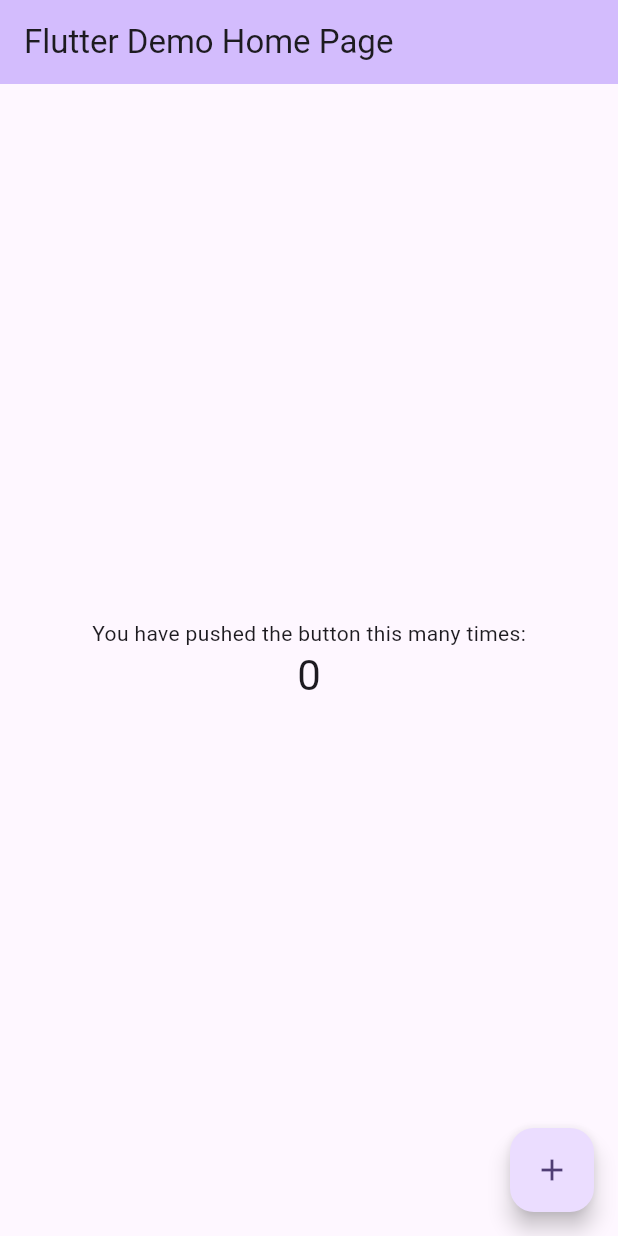
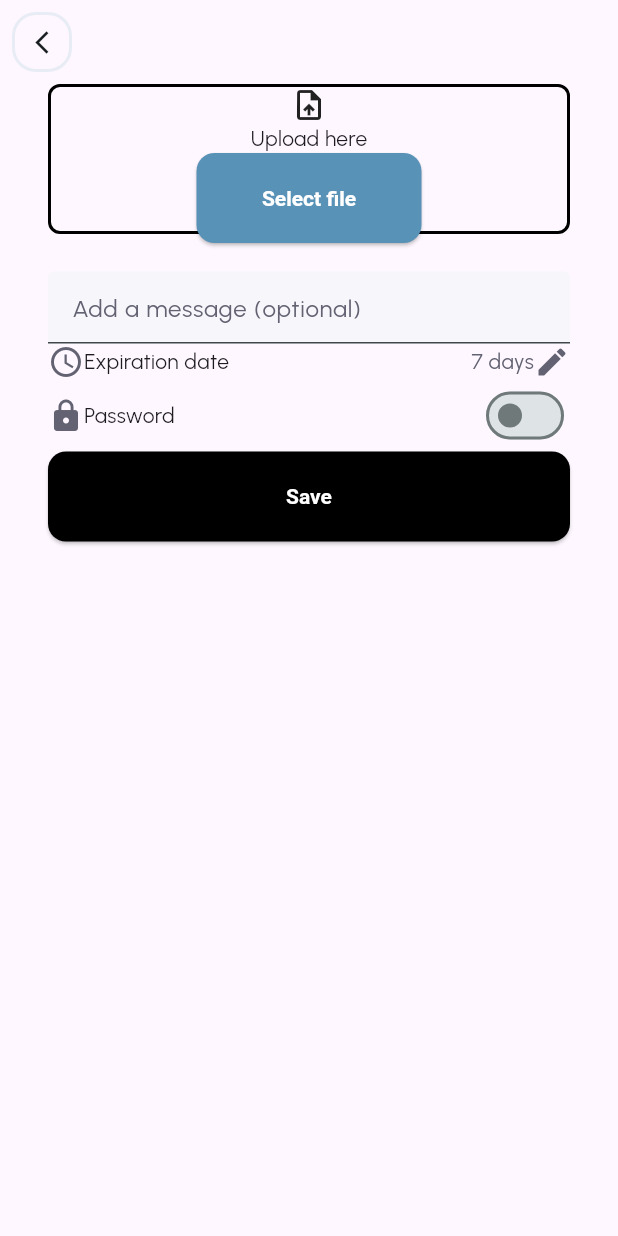
Before and after one commit to Yuutoallalong/NeoVault, a Flutter app: the screen it shows after launch, on a phone screen of 412 x 824 dp. Run offline on Flutter 3.47's test engine with Material 3 defaults, Android fonts, the phone set to English and light mode, and no system bars; our stand-ins replace google_fonts.

Commit message:
mocked up detail and upload screen!

```diff
--- a/lib/main.dart
+++ b/lib/main.dart
@@ -1,6 +1,8 @@
 import 'package:flutter/material.dart';
+import 'package:google_fonts/google_fonts.dart';
+import 'package:my_app/screen/upload.dart';
 
-void main() {
+Future<void> main() async {
   runApp(const MyApp());
 }
 
@@ -12,111 +14,36 @@ class MyApp extends StatelessWidget {
   Widget build(BuildContext context) {
     return MaterialApp(
       title: 'Flutter Demo',
-      theme: ThemeData(
-        // This is the theme of your application.
-        //
-        // TRY THIS: Try running your application with "flutter run". You'll see
-        // the application has a purple toolbar. Then, without quitting the app,
-        // try changing the seedColor in the colorScheme below to Colors.green
-        // and then invoke "hot reload" (save your changes or press the "hot
-        // reload" button in a Flutter-supported IDE, or press "r" if you used
-        // the command line to start the app).
-        //
-        // Notice that the counter didn't reset back to zero; the application
-        // state is not lost during the reload. To reset the state, use hot
-        // restart instead.
-        //
-        // This works for code too, not just values: Most code changes can be
-        // tested with just a hot reload.
-        colorScheme: ColorScheme.fromSeed(seedColor: Colors.deepPurple),
+      theme: ThemeData.light().copyWith(
+        textTheme: GoogleFonts.urbanistTextTheme(Theme.of(context).textTheme),
+        primaryColor: const Color(0xFF2A5D97),
+        colorScheme: ColorScheme.fromSeed(
+          seedColor: Colors.white,
+          primary: const Color(0xFF8391A1),
+          secondary: const Color(0xFFE8ECF4),
+        ),
+        elevatedButtonTheme: ElevatedButtonThemeData(
+          style: ElevatedButton.styleFrom(
+            backgroundColor: Colors.black,
+            foregroundColor: Colors.white,
+            padding: const EdgeInsets.symmetric(vertical: 22),
+            textStyle: const TextStyle(fontWeight: FontWeight.bold),
+            shape: RoundedRectangleBorder(
+              borderRadius: BorderRadius.circular(12),
+            ),
+            minimumSize: Size(double.infinity, 50),
+          ),
+        ),
+        appBarTheme: AppBarTheme(backgroundColor: Colors.transparent),
       ),
-      home: const MyHomePage(title: 'Flutter Demo Home Page'),
+      initialRoute: '/upload',
+      routes: {
+        // '/': (context) => Home(),
+        // '/login': (context) => Login(),
+        // '/register': (context) => Register(),
+        // '/mock': (context) => Mock()
+        '/upload': (context) => Upload(),
+      },
     );
   }
 }
-
-class MyHomePage extends StatefulWidget {
-  const MyHomePage({super.key, required this.title});
-
-  // This widget is the home page of your application. It is stateful, meaning
-  // that it has a State object (defined below) that contains fields that affect
-  // how it looks.
-
-  // This class is the configuration for the state. It holds the values (in this
-  // case the title) provided by the parent (in this case the App widget) and
-  // used by the build method of the State. Fields in a Widget subclass are
-  // always marked "final".
-
-  final String title;
-
-  @override
-  State<MyHomePage> createState() => _MyHomePageState();
-}
-
-class _MyHomePageState extends State<MyHomePage> {
-  int _counter = 0;
-
-  void _incrementCounter() {
-    setState(() {
-      // This call to setState tells the Flutter framework that something has
-      // changed in this State, which causes it to rerun the build method below
-      // so that the display can reflect the updated values. If we changed
-      // _counter without calling setState(), then the build method would not be
-      // called again, and so nothing would appear to happen.
-      _counter++;
-    });
-  }
-
-  @override
-  Widget build(BuildContext context) {
-    // This method is rerun every time setState is called, for instance as done
-    // by the _incrementCounter method above.
-    //
-    // The Flutter framework has been optimized to make rerunning build methods
-    // fast, so that you can just rebuild anything that needs updating rather
-    // than having to individually change instances of widgets.
-    return Scaffold(
-      appBar: AppBar(
-        // TRY THIS: Try changing the color here to a specific color (to
-        // Colors.amber, perhaps?) and trigger a hot reload to see the AppBar
-        // change color while the other colors stay the same.
-        backgroundColor: Theme.of(context).colorScheme.inversePrimary,
-        // Here we take the value from the MyHomePage object that was created by
-        // the App.build method, and use it to set our appbar title.
-        title: Text(widget.title),
-      ),
-      body: Center(
-        // Center is a layout widget. It takes a single child and positions it
-        // in the middle of the parent.
-        child: Column(
-          // Column is also a layout widget. It takes a list of children and
-          // arranges them vertically. By default, it sizes itself to fit its
-          // children horizontally, and tries to be as tall as its parent.
-          //
-          // Column has various properties to control how it sizes itself and
-          // how it positions its children. Here we use mainAxisAlignment to
-          // center the children vertically; the main axis here is the vertical
-          // axis because Columns are vertical (the cross axis would be
-          // horizontal).
-          //
-          // TRY THIS: Invoke "debug painting" (choose the "Toggle Debug Paint"
-          // action in the IDE, or press "p" in the console), to see the
-          // wireframe for each widget.
-          mainAxisAlignment: MainAxisAlignment.center,
-          children: <Widget>[
-            const Text('You have pushed the button this many times:'),
-            Text(
-              '$_counter',
-              style: Theme.of(context).textTheme.headlineMedium,
-            ),
-          ],
-        ),
-      ),
-      floatingActionButton: FloatingActionButton(
-        onPressed: _incrementCounter,
-        tooltip: 'Increment',
-        child: const Icon(Icons.add),
-      ), // This trailing comma makes auto-formatting nicer for build methods.
-    );
-  }
-}
--- /dev/null
+++ b/lib/screen/upload.dart
@@ -0,0 +1,106 @@
+import 'package:flutter/material.dart';
+import 'package:my_app/components/back_leading_button.dart';
+
+class Upload extends StatefulWidget {
+  const Upload({super.key});
+
+  @override
+  State<Upload> createState() => _UploadState();
+}
+
+class _UploadState extends State<Upload> {
+  @override
+  Widget build(BuildContext context) {
+    return Scaffold(
+      appBar: AppBar(leading: backLeadingButton(context: context)),
+      body: Padding(
+        padding: const EdgeInsets.symmetric(horizontal: 32),
+        child: ListView(
+          children: [
+            Container(
+              width: 200,
+              height: 100,
+              decoration: BoxDecoration(
+                border: Border.all(
+                  color: Colors.black, // กำหนดสีของเส้นขอบ
+                  width: 2, // กำหนดความหนาของเส้นขอบ
+                ),
+                borderRadius: BorderRadius.circular(
+                  8,
+                ), // เพิ่มความโค้งให้กับมุมของกรอบ
+              ),
+              child: Column(
+                children: [
+                  Icon(Icons.upload_file_outlined),
+                  Text("Upload here"),
+                  ElevatedButton(
+                    onPressed: () {},
+                    style: ElevatedButton.styleFrom(
+                      backgroundColor: Color(0xff5992b7),
+                      minimumSize: Size(150, 10),
+                    ),
+                    child: Text("Select file"),
+                  ),
+                ],
+              ),
+            ),
+            const SizedBox(height: 25),
+            TextField(
+              decoration: InputDecoration(
+                hintText: 'Add a message (optional)',
+                hintStyle: TextStyle(color: Color(0xff626272)),
+                filled: true,
+                fillColor: Color(0xfff7f6fb),
+              ),
+            ),
+            Column(
+              children: [
+                Row(
+                  mainAxisAlignment: MainAxisAlignment.spaceBetween,
+                  children: [
+                    Row(
+                      children: [
+                        Icon(Icons.access_time, color: Color(0xff626272)),
+                        Text("Expiration date"),
+                      ],
+                    ),
+                    Row(
+                      children: [
+                        Text(
+                          "7 days",
+                          style: TextStyle(color: Color(0xff626272)),
+                        ),
+                        Icon(Icons.edit, color: Color(0xff626272)),
+                      ],
+                    ),
+                  ],
+                ),
+                Row(
+                  mainAxisAlignment: MainAxisAlignment.spaceBetween,
+                  children: [
+                    Row(
+                      children: [
+                        Icon(Icons.lock, color: Color(0xff626272)),
+                        Text("Password"),
+                      ],
+                    ),
+                    Switch(value: false, onChanged: (value) {}),
+                  ],
+                ),
+              ],
+            ),
+            ElevatedButton(
+              onPressed: () {
+                // You can add functionality for the CONFIRM button here
+                ScaffoldMessenger.of(
+                  context,
+                ).showSnackBar(SnackBar(content: Text('Saved')));
+              },
+              child: Text('Save'),
+            ),
+          ],
+        ),
+      ),
+    );
+  }
+}
```
Also changed, not shown: lib/screen/detail.dart (added, +123 -0 lines), 1 other file.
